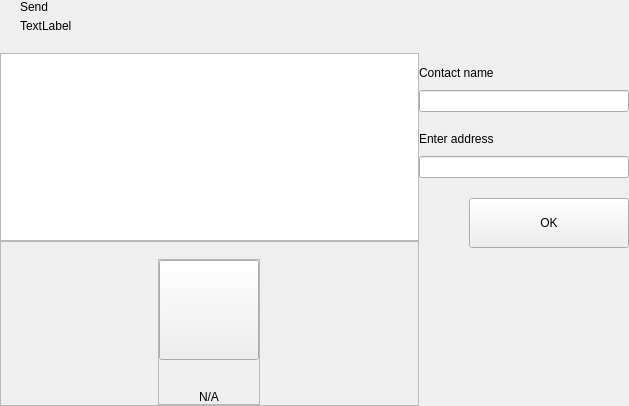
kopernikus-git/xnk-1, file src/qt/encocoin/forms/addresseswidget.ui: the form before one commit.
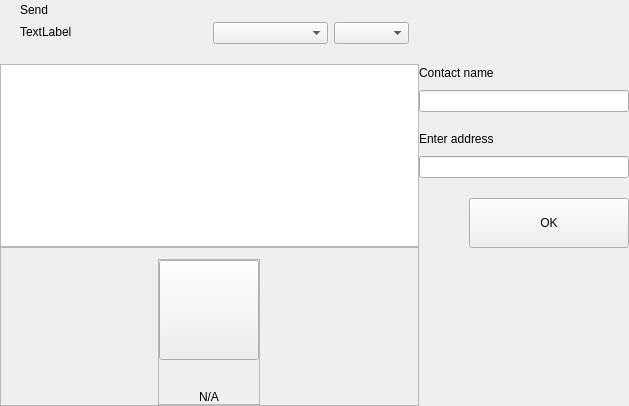
The form after the commit. Custom widgets are drawn as their Qt base class.

Diff of the .ui file:
```diff
--- a/src/qt/encocoin/forms/addresseswidget.ui
+++ b/src/qt/encocoin/forms/addresseswidget.ui
@@ -88,12 +88,62 @@
             </property>
             <property name="sizeHint" stdset="0">
              <size>
-              <width>40</width>
+              <width>60</width>
               <height>20</height>
              </size>
             </property>
            </spacer>
           </item>
+          <item>
+           <widget class="QWidget" name="sortWidget" native="true">
+            <layout class="QHBoxLayout" name="horizontalLayout_6">
+             <property name="leftMargin">
+              <number>0</number>
+             </property>
+             <property name="topMargin">
+              <number>22</number>
+             </property>
+             <property name="rightMargin">
+              <number>0</number>
+             </property>
+             <property name="bottomMargin">
+              <number>0</number>
+             </property>
+             <item>
+              <widget class="QComboBox" name="comboBoxSort">
+               <property name="sizePolicy">
+                <sizepolicy hsizetype="Preferred" vsizetype="Fixed">
+                 <horstretch>0</horstretch>
+                 <verstretch>0</verstretch>
+                </sizepolicy>
+               </property>
+               <property name="minimumSize">
+                <size>
+                 <width>115</width>
+                 <height>0</height>
+                </size>
+               </property>
+              </widget>
+             </item>
+             <item>
+              <widget class="QComboBox" name="comboBoxSortOrder">
+               <property name="sizePolicy">
+                <sizepolicy hsizetype="Preferred" vsizetype="Fixed">
+                 <horstretch>0</horstretch>
+                 <verstretch>0</verstretch>
+                </sizepolicy>
+               </property>
+               <property name="minimumSize">
+                <size>
+                 <width>75</width>
+                 <height>0</height>
+                </size>
+               </property>
+              </widget>
+             </item>
+            </layout>
+           </widget>
+          </item>
          </layout>
         </item>
         <item>
```
